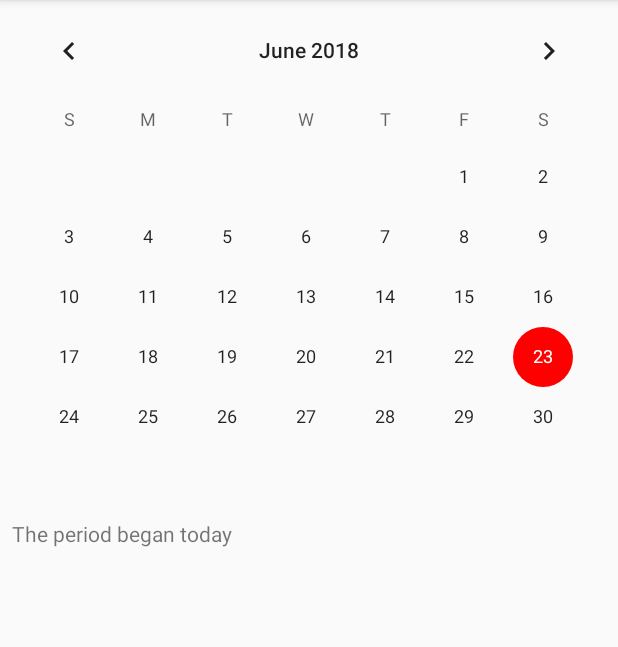
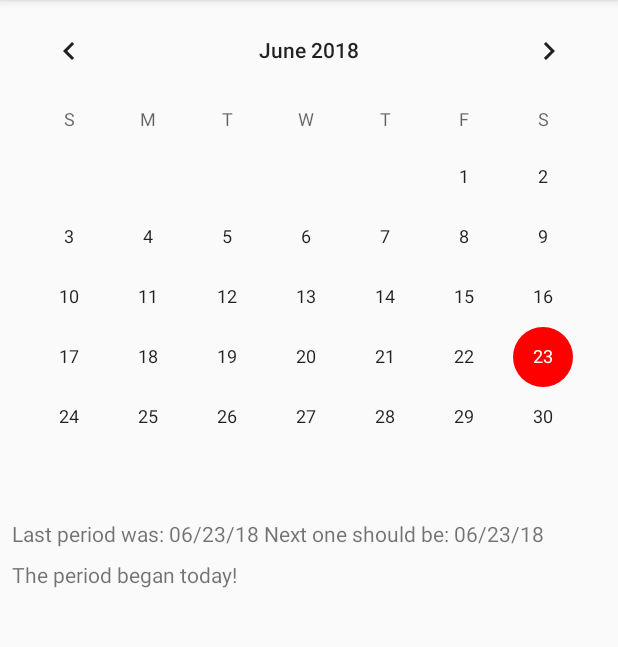
Before and after one commit to ivntel/TTOTM, an Android app: the fragment CalanderFragment placed in its activity, on a phone screen of 412 x 824 dp, the part 84-731 px from its top. Run offline under Robolectric (Android 15) with nearby library versions, the phone set to English and light mode, and no system bars; our stand-ins replace Room's generated code; 4 statements that could not run were skipped.

Commit message:
Core functionality done

```diff
--- a/app/src/main/java/com/example/ivantelisman/ttotm/CalanderFragment.java
+++ b/app/src/main/java/com/example/ivantelisman/ttotm/CalanderFragment.java
@@ -1,14 +1,12 @@
 package com.example.ivantelisman.ttotm;
 
 
-import android.app.AlarmManager;
 import android.app.AlertDialog;
 import android.arch.lifecycle.Observer;
 import android.arch.lifecycle.ViewModelProviders;
 import android.content.DialogInterface;
 import android.os.Bundle;
 import android.support.annotation.NonNull;
-import android.support.constraint.ConstraintLayout;
 import android.support.v4.app.Fragment;
 import android.util.Log;
 import android.view.LayoutInflater;
@@ -16,9 +14,7 @@ import android.view.View;
 import android.view.ViewGroup;
 import android.widget.CalendarView;
 import android.widget.TextView;
-import android.widget.Toast;
 
-import com.example.ivantelisman.ttotm.db.AppDatabase;
 import com.example.ivantelisman.ttotm.db.User;
 
 import java.text.ParseException;
@@ -38,6 +34,7 @@ public class CalanderFragment extends Fragment {
     public CalendarView calendarView;
     public boolean inFragment = false;
     TextView textViewInfo;
+    TextView textViewDateInfo;
     Date selectedDate = new Date();
     Date estimatedDate = new Date();
     String estimatedDateText, selectedDateText;
@@ -55,8 +52,9 @@ public class CalanderFragment extends Fragment {
     public View onCreateView(LayoutInflater inflater, ViewGroup container,
                              Bundle savedInstanceState) {
         View view = inflater.inflate(R.layout.fragment_calander, container, false);
-        calendarView = (CalendarView) view.findViewById(R.id.calender);
-        textViewInfo = (TextView) view.findViewById(R.id.info);
+        calendarView = view.findViewById(R.id.calender);
+        textViewInfo = view.findViewById(R.id.info);
+        textViewDateInfo = view.findViewById(R.id.dateInfo);
         // Get a reference to the ViewModel for this screen.
         mainActivityViewModel = ViewModelProviders.of(this).get(MainActivityViewModel.class);
         subscribeUiUsersDates();
@@ -75,7 +73,7 @@ public class CalanderFragment extends Fragment {
 
                             case DialogInterface.BUTTON_NEGATIVE:
                                 //No button clicked
-                                calendarView.setDate(selectedDate.getTime());
+                                calendarView.setDate(estimatedDate.getTime());
                                 break;
                         }
                     }
@@ -103,6 +101,7 @@ public class CalanderFragment extends Fragment {
         selectedDateText = users.get(0).date;
         estimatedDateText = users.get(0).estimatedStartDate;
         SimpleDateFormat dateFormat = new SimpleDateFormat("EE MMM dd HH:mm:ss z yyyy", Locale.ENGLISH);
+
         try {
             selectedDate = dateFormat.parse(selectedDateText);
             estimatedDate = dateFormat.parse(estimatedDateText);
@@ -110,23 +109,29 @@ public class CalanderFragment extends Fragment {
             // TODO Auto-generated catch block
             e.printStackTrace();
         }
+
         calendarView.setDate(estimatedDate.getTime());
         calendarSelectedDate.setTime(selectedDate);
 
         calendarEstimatedtDate.setTime(estimatedDate);
-        diffInDays = calendarSelectedDate.get(Calendar.DAY_OF_YEAR) - calendarEstimatedtDate.get(Calendar.DAY_OF_YEAR);
-        Log.d("showDateInUiD: ", selectedDate.toString() + " - " + estimatedDate.toString() + " = " + String.valueOf(diffInDays));
+        diffInDays = calendarCurrentDate.get(Calendar.DAY_OF_YEAR) /*calendarSelectedDate.get(Calendar.DAY_OF_YEAR)*/ - calendarEstimatedtDate.get(Calendar.DAY_OF_YEAR);
+        Log.d("showDateInUiD: ", String.valueOf(calendarCurrentDate.get(Calendar.DAY_OF_YEAR)) + " - " + estimatedDate.toString() + " = " + String.valueOf(diffInDays));
         String oldString = String.valueOf(diffInDays);
         String newString = oldString.replaceAll("-", "");
-        textViewInfo.setText(newString + " days until the next period");
+
+        String myFormat = "MM/dd/yy"; //In which you need put here
+        SimpleDateFormat sdf = new SimpleDateFormat(myFormat, Locale.US);
+
+        textViewDateInfo.setText("Last period was: " + sdf.format(selectedDate) + " Next one should be: " + sdf.format(estimatedDate));
+        textViewInfo.setText(newString + " days until the next period!");
         if(diffInDays == -1){
-            textViewInfo.setText(newString + " day until the next period");
+            textViewInfo.setText(newString + " day until the next period!");
         }
         else if(diffInDays==0){
-            textViewInfo.setText("The period began today");
+            textViewInfo.setText("The period began today!");
         }
         else if(diffInDays>0){
-            textViewInfo.setText("Go to the previous screen and select the day that the period began");
+            textViewInfo.setText("Go to the previous screen and select the day that the period began!");
         }
     }
 
--- a/app/src/main/java/com/example/ivantelisman/ttotm/MainActivity.java
+++ b/app/src/main/java/com/example/ivantelisman/ttotm/MainActivity.java
@@ -1,16 +1,12 @@
 package com.example.ivantelisman.ttotm;
 
 import android.app.AlarmManager;
-import android.app.Notification;
-import android.app.NotificationManager;
 import android.app.PendingIntent;
 import android.arch.lifecycle.Observer;
 import android.arch.lifecycle.ViewModelProviders;
-import android.content.Context;
 import android.content.Intent;
 import android.os.Bundle;
 import android.support.annotation.NonNull;
-import android.support.v4.app.NotificationCompat;
 import android.support.v7.app.AppCompatActivity;
 import android.util.Log;
 
@@ -31,6 +27,7 @@ public class MainActivity extends AppCompatActivity {
     Date c = new Date();
     Calendar calendarEstimatedtDate = Calendar.getInstance();
     Calendar calendarSelectedDate = Calendar.getInstance();
+    Calendar currentDate = Calendar.getInstance();
     public static int diffInDays = 1;
 
     @Override
@@ -82,8 +79,8 @@ public class MainActivity extends AppCompatActivity {
 
         calendarEstimatedtDate.setTime(d);
         calendarSelectedDate.setTime(c);
-        diffInDays = calendarSelectedDate.get(Calendar.DAY_OF_YEAR) - calendarEstimatedtDate.get(Calendar.DAY_OF_YEAR);
-
+        //diffInDays = calendarSelectedDate.get(Calendar.DAY_OF_YEAR) - calendarEstimatedtDate.get(Calendar.DAY_OF_YEAR);
+        diffInDays = currentDate.get(Calendar.DAY_OF_YEAR) - calendarEstimatedtDate.get(Calendar.DAY_OF_YEAR);
         if(diffInDays <= 0 && diffInDays >= -4){
         alarmManager.setExact(AlarmManager.RTC_WAKEUP, 0, broadcast);
         }
--- a/app/src/main/res/layout/fragment_calander.xml
+++ b/app/src/main/res/layout/fragment_calander.xml
@@ -31,6 +31,17 @@
         android:layout_marginTop="8dp"
         android:text="Info"
         app:layout_constraintStart_toStartOf="parent"
+        app:layout_constraintTop_toBottomOf="@+id/dateInfo" />
+
+    <TextView
+        android:id="@+id/dateInfo"
+        android:layout_width="wrap_content"
+        android:layout_height="wrap_content"
+        android:layout_marginLeft="8dp"
+        android:layout_marginStart="8dp"
+        android:layout_marginTop="8dp"
+        android:text="Date Info"
+        app:layout_constraintStart_toStartOf="parent"
         app:layout_constraintTop_toBottomOf="@+id/calender" />
 
 </android.support.constraint.ConstraintLayout>
```
Also changed, not shown: app/src/main/java/com/example/ivantelisman/ttotm/AlarmReceiver.java (+9 -6 lines), app/src/main/java/com/example/ivantelisman/ttotm/MainFragment.java (+3 -5 lines).
